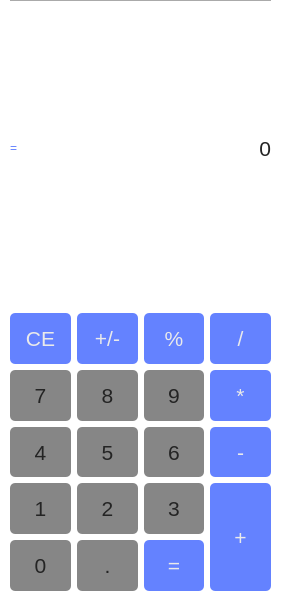
GAD2312/testtask, file mainwindow.ui: the form before one commit.
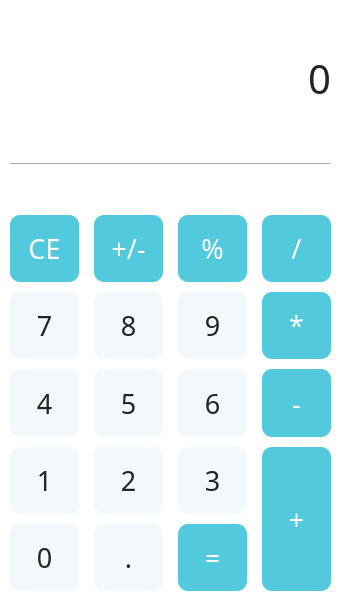
The form after the commit.

What changed in the file:
```diff
--- a/mainwindow.ui
+++ b/mainwindow.ui
@@ -6,8 +6,8 @@
    <rect>
     <x>0</x>
     <y>0</y>
-    <width>282</width>
-    <height>602</height>
+    <width>346</width>
+    <height>600</height>
    </rect>
   </property>
   <property name="windowTitle">
@@ -25,7 +25,7 @@
      <rect>
       <x>10</x>
       <y>0</y>
-      <width>261</width>
+      <width>321</width>
       <height>591</height>
      </rect>
     </property>
@@ -35,49 +35,88 @@
       <verstretch>0</verstretch>
      </sizepolicy>
     </property>
-    <layout class="QVBoxLayout" name="verticalLayout">
+    <layout class="QVBoxLayout" name="verticalLayout" stretch="25,0,15,60">
      <item>
-      <widget class="Line" name="line">
-       <property name="orientation">
-        <enum>Qt::Horizontal</enum>
+      <layout class="QHBoxLayout" name="horizontalLayout" stretch="1,9">
+       <property name="spacing">
+        <number>10</number>
        </property>
-      </widget>
-     </item>
-     <item>
-      <layout class="QHBoxLayout" name="horizontalLayout">
        <item>
         <widget class="QLabel" name="label_3">
          <property name="sizePolicy">
-          <sizepolicy hsizetype="Maximum" vsizetype="Preferred">
+          <sizepolicy hsizetype="Minimum" vsizetype="Maximum">
            <horstretch>0</horstretch>
            <verstretch>0</verstretch>
           </sizepolicy>
          </property>
+         <property name="maximumSize">
+          <size>
+           <width>16777215</width>
+           <height>227</height>
+          </size>
+         </property>
+         <property name="font">
+          <font>
+           <family>Bahnschrift</family>
+           <pointsize>30</pointsize>
+           <italic>false</italic>
+           <bold>false</bold>
+          </font>
+         </property>
+         <property name="focusPolicy">
+          <enum>Qt::NoFocus</enum>
+         </property>
          <property name="styleSheet">
-          <string notr="true">font: 16pt &quot;Segoe UI&quot;;
-color: rgb(100, 130, 255);
-</string>
+          <string notr="true">font: 30pt &quot;Bahnschrift&quot;;
+color: rgb(82,201,220);</string>
          </property>
          <property name="text">
-          <string>=</string>
+          <string/>
          </property>
         </widget>
        </item>
        <item>
         <widget class="QLabel" name="label">
+         <property name="enabled">
+          <bool>true</bool>
+         </property>
+         <property name="sizePolicy">
+          <sizepolicy hsizetype="Expanding" vsizetype="Maximum">
+           <horstretch>0</horstretch>
+           <verstretch>0</verstretch>
+          </sizepolicy>
+         </property>
+         <property name="minimumSize">
+          <size>
+           <width>20</width>
+           <height>60</height>
+          </size>
+         </property>
+         <property name="maximumSize">
+          <size>
+           <width>16777215</width>
+           <height>227</height>
+          </size>
+         </property>
          <property name="font">
           <font>
-           <family>Segoe UI</family>
-           <pointsize>16</pointsize>
+           <family>Bahnschrift</family>
+           <pointsize>30</pointsize>
            <italic>false</italic>
            <bold>false</bold>
           </font>
          </property>
+         <property name="focusPolicy">
+          <enum>Qt::NoFocus</enum>
+         </property>
          <property name="acceptDrops">
           <bool>false</bool>
          </property>
+         <property name="toolTipDuration">
+          <number>5</number>
+         </property>
          <property name="styleSheet">
-          <string notr="true">font: 16pt &quot;Segoe UI&quot;;
+          <string notr="true">font: 30pt &quot;Bahnschrift&quot;;
 color: rgb(36,36,36);</string>
          </property>
          <property name="text">
@@ -90,6 +129,25 @@
        </item>
       </layout>
      </item>
+     <item>
+      <widget class="Line" name="line">
+       <property name="toolTipDuration">
+        <number>1</number>
+       </property>
+       <property name="frameShadow">
+        <enum>QFrame::Sunken</enum>
+       </property>
+       <property name="lineWidth">
+        <number>1</number>
+       </property>
+       <property name="midLineWidth">
+        <number>0</number>
+       </property>
+       <property name="orientation">
+        <enum>Qt::Horizontal</enum>
+       </property>
+      </widget>
+     </item>
      <item>
       <widget class="QLabel" name="label_2">
        <property name="enabled">
@@ -101,6 +159,15 @@
          <verstretch>0</verstretch>
         </sizepolicy>
        </property>
+       <property name="maximumSize">
+        <size>
+         <width>16777215</width>
+         <height>37</height>
+        </size>
+       </property>
+       <property name="styleSheet">
+        <string notr="true">font: 15pt &quot;Bahnschrift&quot;;</string>
+       </property>
        <property name="text">
         <string/>
        </property>
@@ -108,8 +175,49 @@
      </item>
      <item>
       <layout class="QGridLayout" name="gridLayout">
+       <property name="horizontalSpacing">
+        <number>15</number>
+       </property>
+       <property name="verticalSpacing">
+        <number>10</number>
+       </property>
+       <item row="3" column="2">
+        <widget class="QPushButton" name="pushButton_3">
+         <property name="sizePolicy">
+          <sizepolicy hsizetype="Minimum" vsizetype="Minimum">
+           <horstretch>0</horstretch>
+           <verstretch>0</verstretch>
+          </sizepolicy>
+         </property>
+         <property name="font">
+          <font>
+           <family>Bahnschrift</family>
+           <pointsize>20</pointsize>
+           <italic>false</italic>
+           <bold>false</bold>
+          </font>
+         </property>
+         <property name="styleSheet">
+          <string notr="true">QPushButton
+{
+border: none;
+color:rgb(36, 36, 36);
+	background-color: rgb(242, 248, 252);
+	
+	font: 20pt &quot;Bahnschrift&quot;;
+border-radius: 10px;
+}</string>
+         </property>
+         <property name="text">
+          <string>3</string>
+         </property>
+        </widget>
+       </item>
        <item row="2" column="2">
         <widget class="QPushButton" name="pushButton_6">
+         <property name="enabled">
+          <bool>true</bool>
+         </property>
          <property name="sizePolicy">
           <sizepolicy hsizetype="Minimum" vsizetype="Minimum">
            <horstretch>0</horstretch>
@@ -118,8 +226,8 @@
          </property>
          <property name="font">
           <font>
-           <family>Segoe UI</family>
-           <pointsize>16</pointsize>
+           <family>Bahnschrift</family>
+           <pointsize>20</pointsize>
            <italic>false</italic>
            <bold>false</bold>
           </font>
@@ -129,18 +237,25 @@
 {
 border: none;
 color:rgb(36, 36, 36);
-	background-color: rgb(134, 134, 134);
-font: 16pt &quot;Segoe UI&quot;;
-border-radius: 5px;
+	background-color: rgb(242, 248, 252);
+	
+	font: 20pt &quot;Bahnschrift&quot;;
+border-radius: 10px;
 }</string>
          </property>
          <property name="text">
           <string>6</string>
          </property>
+         <property name="iconSize">
+          <size>
+           <width>20</width>
+           <height>20</height>
+          </size>
+         </property>
         </widget>
        </item>
-       <item row="0" column="3">
-        <widget class="QPushButton" name="pushButton_divide">
+       <item row="3" column="0">
+        <widget class="QPushButton" name="pushButton_1">
          <property name="sizePolicy">
           <sizepolicy hsizetype="Minimum" vsizetype="Minimum">
            <horstretch>0</horstretch>
@@ -149,8 +264,8 @@
          </property>
          <property name="font">
           <font>
-           <family>Segoe UI</family>
-           <pointsize>16</pointsize>
+           <family>Bahnschrift</family>
+           <pointsize>20</pointsize>
            <italic>false</italic>
            <bold>false</bold>
           </font>
@@ -159,19 +274,223 @@
           <string notr="true">QPushButton
 {
 border: none;
-color:rgb(234, 234, 234);
-	background-color: rgb(100, 130, 255);
-font: 16pt &quot;Segoe UI&quot;;
-border-radius: 5px;
+color:rgb(36, 36, 36);
+	background-color: rgb(242, 248, 252);
+	
+	font: 20pt &quot;Bahnschrift&quot;;
+border-radius: 10px;
 }</string>
          </property>
          <property name="text">
-          <string>/</string>
+          <string>1</string>
+         </property>
+        </widget>
+       </item>
+       <item row="1" column="0">
+        <widget class="QPushButton" name="pushButton_7">
+         <property name="enabled">
+          <bool>true</bool>
+         </property>
+         <property name="sizePolicy">
+          <sizepolicy hsizetype="Minimum" vsizetype="Minimum">
+           <horstretch>0</horstretch>
+           <verstretch>0</verstretch>
+          </sizepolicy>
+         </property>
+         <property name="font">
+          <font>
+           <family>Bahnschrift</family>
+           <pointsize>20</pointsize>
+           <italic>false</italic>
+           <bold>false</bold>
+          </font>
+         </property>
+         <property name="styleSheet">
+          <string notr="true">QPushButton
+{
+border: none;
+color:rgb(36, 36, 36);
+	background-color: rgb(242, 248, 252);
+	
+	font: 20pt &quot;Bahnschrift&quot;;
+border-radius: 10px;
+}</string>
+         </property>
+         <property name="text">
+          <string>7</string>
+         </property>
+         <property name="iconSize">
+          <size>
+           <width>20</width>
+           <height>20</height>
+          </size>
+         </property>
+        </widget>
+       </item>
+       <item row="1" column="1">
+        <widget class="QPushButton" name="pushButton_8">
+         <property name="enabled">
+          <bool>true</bool>
+         </property>
+         <property name="sizePolicy">
+          <sizepolicy hsizetype="Minimum" vsizetype="Minimum">
+           <horstretch>0</horstretch>
+           <verstretch>0</verstretch>
+          </sizepolicy>
+         </property>
+         <property name="font">
+          <font>
+           <family>Bahnschrift</family>
+           <pointsize>20</pointsize>
+           <italic>false</italic>
+           <bold>false</bold>
+          </font>
+         </property>
+         <property name="styleSheet">
+          <string notr="true">QPushButton
+{
+border: none;
+color:rgb(36, 36, 36);
+	background-color: rgb(242, 248, 252);
+	
+	font: 20pt &quot;Bahnschrift&quot;;
+border-radius: 10px;
+}</string>
+         </property>
+         <property name="text">
+          <string>8</string>
+         </property>
+         <property name="iconSize">
+          <size>
+           <width>20</width>
+           <height>20</height>
+          </size>
+         </property>
+        </widget>
+       </item>
+       <item row="3" column="1">
+        <widget class="QPushButton" name="pushButton_2">
+         <property name="sizePolicy">
+          <sizepolicy hsizetype="Minimum" vsizetype="Minimum">
+           <horstretch>0</horstretch>
+           <verstretch>0</verstretch>
+          </sizepolicy>
+         </property>
+         <property name="font">
+          <font>
+           <family>Bahnschrift</family>
+           <pointsize>20</pointsize>
+           <italic>false</italic>
+           <bold>false</bold>
+          </font>
+         </property>
+         <property name="styleSheet">
+          <string notr="true">QPushButton
+{
+border: none;
+color:rgb(36, 36, 36);
+	background-color: rgb(242, 248, 252);
+	
+	font: 20pt &quot;Bahnschrift&quot;;
+border-radius: 10px;
+}</string>
+         </property>
+         <property name="text">
+          <string>2</string>
+         </property>
+        </widget>
+       </item>
+       <item row="2" column="3">
+        <widget class="QPushButton" name="pushButton_minus">
+         <property name="enabled">
+          <bool>true</bool>
+         </property>
+         <property name="sizePolicy">
+          <sizepolicy hsizetype="Minimum" vsizetype="Minimum">
+           <horstretch>0</horstretch>
+           <verstretch>0</verstretch>
+          </sizepolicy>
+         </property>
+         <property name="font">
+          <font>
+           <family>Bahnschrift</family>
+           <pointsize>20</pointsize>
+           <italic>false</italic>
+           <bold>false</bold>
+          </font>
+         </property>
+         <property name="styleSheet">
+          <string notr="true">QPushButton
+{
+border: none;
+color:rgb(255, 255, 255);
+	background-color: rgb(82,201,220);
+	font: 20pt &quot;Bahnschrift&quot;;
+border-radius: 10px;
+}</string>
+         </property>
+         <property name="text">
+          <string>-</string>
+         </property>
+         <property name="iconSize">
+          <size>
+           <width>20</width>
+           <height>10</height>
+          </size>
+         </property>
+        </widget>
+       </item>
+       <item row="0" column="2">
+        <widget class="QPushButton" name="pushButton_percent">
+         <property name="enabled">
+          <bool>true</bool>
+         </property>
+         <property name="sizePolicy">
+          <sizepolicy hsizetype="Minimum" vsizetype="Minimum">
+           <horstretch>0</horstretch>
+           <verstretch>0</verstretch>
+          </sizepolicy>
+         </property>
+         <property name="baseSize">
+          <size>
+           <width>0</width>
+           <height>0</height>
+          </size>
+         </property>
+         <property name="font">
+          <font>
+           <family>Bahnschrift</family>
+           <pointsize>20</pointsize>
+           <italic>false</italic>
+           <bold>false</bold>
+          </font>
+         </property>
+         <property name="styleSheet">
+          <string notr="true">QPushButton
+{
+border: none;
+color:rgb(255, 255, 255);
+	background-color: rgb(82,201,220);
+	font: 20pt &quot;Bahnschrift&quot;;
+border-radius: 10px;
+}</string>
+         </property>
+         <property name="text">
+          <string>%</string>
+         </property>
+         <property name="iconSize">
+          <size>
+           <width>20</width>
+           <height>10</height>
+          </size>
          </property>
         </widget>
        </item>
        <item row="4" column="1">
         <widget class="QPushButton" name="pushButton_dot">
+         <property name="enabled">
+          <bool>true</bool>
+         </property>
          <property name="sizePolicy">
           <sizepolicy hsizetype="Minimum" vsizetype="Minimum">
            <horstretch>0</horstretch>
@@ -180,8 +499,8 @@
          </property>
          <property name="font">
           <font>
-           <family>Segoe UI</family>
-           <pointsize>16</pointsize>
+           <family>Bahnschrift</family>
+           <pointsize>20</pointsize>
            <italic>false</italic>
            <bold>false</bold>
           </font>
@@ -191,80 +510,28 @@
 {
 border: none;
 color:rgb(36, 36, 36);
-	background-color: rgb(134, 134, 134);
-font: 16pt &quot;Segoe UI&quot;;
-border-radius: 5px;
+	background-color: rgb(242, 248, 252);
+	
+	font: 20pt &quot;Bahnschrift&quot;;
+border-radius: 10px;
 }</string>
          </property>
          <property name="text">
           <string>.</string>
          </property>
-        </widget>
-       </item>
-       <item row="2" column="1">
-        <widget class="QPushButton" name="pushButton_5">
-         <property name="sizePolicy">
-          <sizepolicy hsizetype="Minimum" vsizetype="Minimum">
-           <horstretch>0</horstretch>
-           <verstretch>0</verstretch>
-          </sizepolicy>
-         </property>
-         <property name="font">
-          <font>
-           <family>Segoe UI</family>
-           <pointsize>16</pointsize>
-           <italic>false</italic>
-           <bold>false</bold>
-          </font>
-         </property>
-         <property name="styleSheet">
-          <string notr="true">QPushButton
-{
-border: none;
-color:rgb(36, 36, 36);
-	background-color: rgb(134, 134, 134);
-font: 16pt &quot;Segoe UI&quot;;
-border-radius: 5px;
-}</string>
-         </property>
-         <property name="text">
-          <string>5</string>
-         </property>
-        </widget>
-       </item>
-       <item row="3" column="2">
-        <widget class="QPushButton" name="pushButton_3">
-         <property name="sizePolicy">
-          <sizepolicy hsizetype="Minimum" vsizetype="Minimum">
-           <horstretch>0</horstretch>
-           <verstretch>0</verstretch>
-          </sizepolicy>
-         </property>
-         <property name="font">
-          <font>
-           <family>Segoe UI</family>
-           <pointsize>16</pointsize>
-           <italic>false</italic>
-           <bold>false</bold>
-          </font>
-         </property>
-         <property name="styleSheet">
-          <string notr="true">QPushButton
-{
-border: none;
-color:rgb(36, 36, 36);
-	background-color: rgb(134, 134, 134);
-font: 16pt &quot;Segoe UI&quot;;
-border-radius: 5px;
-}</string>
-         </property>
-         <property name="text">
-          <string>3</string>
+         <property name="iconSize">
+          <size>
+           <width>20</width>
+           <height>20</height>
+          </size>
          </property>
         </widget>
        </item>
        <item row="3" column="3" rowspan="2">
         <widget class="QPushButton" name="pushButton_plus">
+         <property name="enabled">
+          <bool>true</bool>
+         </property>
          <property name="sizePolicy">
           <sizepolicy hsizetype="Minimum" vsizetype="Minimum">
            <horstretch>0</horstretch>
@@ -273,8 +540,8 @@
          </property>
          <property name="font">
           <font>
-           <family>Segoe UI</family>
-           <pointsize>16</pointsize>
+           <family>Bahnschrift</family>
+           <pointsize>20</pointsize>
            <italic>false</italic>
            <bold>false</bold>
           </font>
@@ -283,19 +550,28 @@
           <string notr="true">QPushButton
 {
 border: none;
-color:rgb(234, 234, 234);
-	background-color: rgb(100, 130, 255);
-font: 16pt &quot;Segoe UI&quot;;
-border-radius: 5px;
+color:rgb(255, 255, 255);
+	background-color: rgb(82,201,220);
+	font: 20pt &quot;Bahnschrift&quot;;
+border-radius: 10px;
 }</string>
          </property>
          <property name="text">
           <string>+</string>
          </property>
+         <property name="iconSize">
+          <size>
+           <width>20</width>
+           <height>10</height>
+          </size>
+         </property>
         </widget>
        </item>
        <item row="4" column="0">
         <widget class="QPushButton" name="pushButton_0">
+         <property name="enabled">
+          <bool>true</bool>
+         </property>
          <property name="sizePolicy">
           <sizepolicy hsizetype="Minimum" vsizetype="Minimum">
            <horstretch>0</horstretch>
@@ -304,8 +580,8 @@
          </property>
          <property name="font">
           <font>
-           <family>Segoe UI</family>
-           <pointsize>16</pointsize>
+           <family>Bahnschrift</family>
+           <pointsize>20</pointsize>
            <italic>false</italic>
            <bold>false</bold>
           </font>
@@ -315,49 +591,28 @@
 {
 border: none;
 color:rgb(36, 36, 36);
-	background-color: rgb(134, 134, 134);
-font: 16pt &quot;Segoe UI&quot;;
-border-radius: 5px;
+	background-color: rgb(242, 248, 252);
+	
+	font: 20pt &quot;Bahnschrift&quot;;
+border-radius: 10px;
 }</string>
          </property>
          <property name="text">
           <string>0</string>
          </property>
-        </widget>
-       </item>
-       <item row="4" column="2">
-        <widget class="QPushButton" name="pushButton_isEqualTo">
-         <property name="sizePolicy">
-          <sizepolicy hsizetype="Minimum" vsizetype="Minimum">
-           <horstretch>0</horstretch>
-           <verstretch>0</verstretch>
-          </sizepolicy>
-         </property>
-         <property name="font">
-          <font>
-           <family>Segoe UI</family>
-           <pointsize>16</pointsize>
-           <italic>false</italic>
-           <bold>false</bold>
-          </font>
-         </property>
-         <property name="styleSheet">
-          <string notr="true">QPushButton
-{
-border: none;
-color:rgb(234, 234, 234);
-	background-color: rgb(100, 130, 255);
-font: 16pt &quot;Segoe UI&quot;;
-border-radius: 5px;
-}</string>
-         </property>
-         <property name="text">
-          <string>=</string>
+         <property name="iconSize">
+          <size>
+           <width>18</width>
+           <height>20</height>
+          </size>
          </property>
         </widget>
        </item>
        <item row="0" column="1">
         <widget class="QPushButton" name="pushButton_plusMinus">
+         <property name="enabled">
+          <bool>true</bool>
+         </property>
          <property name="sizePolicy">
           <sizepolicy hsizetype="Minimum" vsizetype="Minimum">
            <horstretch>0</horstretch>
@@ -366,8 +621,8 @@
          </property>
          <property name="font">
           <font>
-           <family>Segoe UI</family>
-           <pointsize>16</pointsize>
+           <family>Bahnschrift</family>
+           <pointsize>20</pointsize>
            <italic>false</italic>
            <bold>false</bold>
           </font>
@@ -376,19 +631,28 @@
           <string notr="true">QPushButton
 {
 border: none;
-color:rgb(234, 234, 234);
-	background-color: rgb(100, 130, 255);
-font: 16pt &quot;Segoe UI&quot;;
-border-radius: 5px;
+color:rgb(255, 255, 255);
+	background-color: rgb(82,201,220);
+	font: 20pt &quot;Bahnschrift&quot;;
+border-radius: 10px;
 }</string>
          </property>
          <property name="text">
           <string>+/-</string>
          </property>
+         <property name="iconSize">
+          <size>
+           <width>20</width>
+           <height>10</height>
+          </size>
+         </property>
         </widget>
        </item>
        <item row="2" column="0">
         <widget class="QPushButton" name="pushButton_4">
+         <property name="enabled">
+          <bool>true</bool>
+         </property>
          <property name="sizePolicy">
           <sizepolicy hsizetype="Minimum" vsizetype="Minimum">
            <horstretch>0</horstretch>
@@ -397,8 +661,8 @@
          </property>
          <property name="font">
           <font>
-           <family>Segoe UI</family>
-           <pointsize>16</pointsize>
+           <family>Bahnschrift</family>
+           <pointsize>20</pointsize>
            <italic>false</italic>
            <bold>false</bold>
           </font>
@@ -408,80 +672,28 @@
 {
 border: none;
 color:rgb(36, 36, 36);
-	background-color: rgb(134, 134, 134);
-font: 16pt &quot;Segoe UI&quot;;
-border-radius: 5px;
+	background-color: rgb(242, 248, 252);
+	
+	font: 20pt &quot;Bahnschrift&quot;;
+border-radius: 10px;
 }</string>
          </property>
          <property name="text">
           <string>4</string>
          </property>
-        </widget>
-       </item>
-       <item row="3" column="1">
-        <widget class="QPushButton" name="pushButton_2">
-         <property name="sizePolicy">
-          <sizepolicy hsizetype="Minimum" vsizetype="Minimum">
-           <horstretch>0</horstretch>
-           <verstretch>0</verstretch>
-          </sizepolicy>
+         <property name="iconSize">
+          <size>
+           <width>20</width>
+           <height>20</height>
+          </size>
          </property>
-         <property name="font">
-          <font>
-           <family>Segoe UI</family>
-           <pointsize>16</pointsize>
-           <italic>false</italic>
-           <bold>false</bold>
-          </font>
-         </property>
-         <property name="styleSheet">
-          <string notr="true">QPushButton
-{
-border: none;
-color:rgb(36, 36, 36);
-	background-color: rgb(134, 134, 134);
-font: 16pt &quot;Segoe UI&quot;;
-border-radius: 5px;
-}</string>
-         </property>
-         <property name="text">
-          <string>2</string>
-         </property>
         </widget>
        </item>
-       <item row="2" column="3">
-        <widget class="QPushButton" name="pushButton_minus">
-         <property name="sizePolicy">
-          <sizepolicy hsizetype="Minimum" vsizetype="Minimum">
-           <horstretch>0</horstretch>
-           <verstretch>0</verstretch>
-          </sizepolicy>
+       <item row="4" column="2">
+        <widget class="QPushButton" name="pushButton_isEqualTo">
+         <property name="enabled">
+          <bool>true</bool>
          </property>
-         <property name="font">
-          <font>
-           <family>Segoe UI</family>
-           <pointsize>16</pointsize>
-           <italic>false</italic>
-           <bold>false</bold>
-          </font>
-         </property>
-         <property name="styleSheet">
-          <string notr="true">QPushButton
-{
-border: none;
-color:rgb(234, 234, 234);
-	background-color: rgb(100, 130, 255);
-font: 16pt &quot;Segoe UI&quot;;
-border-radius: 5px;
-}</string>
-         </property>
-         <property name="text">
-          <string>-</string>
-         </property>
-        </widget>
-       </item>
-       <item row="1" column="0">
-        <widget class="QPushButton" name="pushButton_7">
          <property name="sizePolicy">
           <sizepolicy hsizetype="Minimum" vsizetype="Minimum">
            <horstretch>0</horstretch>
@@ -490,8 +702,8 @@
          </property>
          <property name="font">
           <font>
-           <family>Segoe UI</family>
-           <pointsize>16</pointsize>
+           <family>Bahnschrift</family>
+           <pointsize>20</pointsize>
            <italic>false</italic>
            <bold>false</bold>
           </font>
@@ -500,50 +712,28 @@
           <string notr="true">QPushButton
 {
 border: none;
-color:rgb(36, 36, 36);
-	background-color: rgb(134, 134, 134);
-font: 16pt &quot;Segoe UI&quot;;
-border-radius: 5px;
+color:rgb(255, 255, 255);
+	background-color: rgb(82,201,220);
+	font: 20pt &quot;Bahnschrift&quot;;
+border-radius: 10px;
 }</string>
          </property>
          <property name="text">
-          <string>7</string>
+          <string>=</string>
          </property>
-        </widget>
-       </item>
-       <item row="3" column="0">
-        <widget class="QPushButton" name="pushButton_1">
-         <property name="sizePolicy">
-          <sizepolicy hsizetype="Minimum" vsizetype="Minimum">
-           <horstretch>0</horstretch>
-           <verstretch>0</verstretch>
-          </sizepolicy>
-         </property>
-         <property name="font">
-          <font>
-           <family>Segoe UI</family>
-           <pointsize>16</pointsize>
-           <italic>false</italic>
-           <bold>false</bold>
-          </font>
-         </property>
-         <property name="styleSheet">
-          <string notr="true">QPushButton
-{
-border: none;
-color:rgb(36, 36, 36);
-	background-color: rgb(134, 134, 134);
-font: 16pt &quot;Segoe UI&quot;;
-border-radius: 5px;
-}</string>
-         </property>
-         <property name="text">
-          <string>1</string>
+         <property name="iconSize">
+          <size>
+           <width>20</width>
+           <height>10</height>
+          </size>
          </property>
         </widget>
        </item>
        <item row="1" column="3">
         <widget class="QPushButton" name="pushButton_multiply">
+         <property name="enabled">
+          <bool>true</bool>
+         </property>
          <property name="sizePolicy">
           <sizepolicy hsizetype="Minimum" vsizetype="Minimum">
            <horstretch>0</horstretch>
@@ -552,8 +742,8 @@
          </property>
          <property name="font">
           <font>
-           <family>Segoe UI</family>
-           <pointsize>16</pointsize>
+           <family>Bahnschrift</family>
+           <pointsize>20</pointsize>
            <italic>false</italic>
            <bold>false</bold>
           </font>
@@ -562,19 +752,28 @@
           <string notr="true">QPushButton
 {
 border: none;
-color:rgb(234, 234, 234);
-	background-color: rgb(100, 130, 255);
-font: 16pt &quot;Segoe UI&quot;;
-border-radius: 5px;
+color:rgb(255, 255, 255);
+	background-color: rgb(82,201,220);
+	font: 20pt &quot;Bahnschrift&quot;;
+border-radius: 10px;
 }</string>
          </property>
          <property name="text">
           <string>*</string>
          </property>
+         <property name="iconSize">
+          <size>
+           <width>20</width>
+           <height>10</height>
+          </size>
+         </property>
         </widget>
        </item>
-       <item row="1" column="1">
-        <widget class="QPushButton" name="pushButton_8">
+       <item row="2" column="1">
+        <widget class="QPushButton" name="pushButton_5">
+         <property name="enabled">
+          <bool>true</bool>
+         </property>
          <property name="sizePolicy">
           <sizepolicy hsizetype="Minimum" vsizetype="Minimum">
            <horstretch>0</horstretch>
@@ -583,8 +782,8 @@
          </property>
          <property name="font">
           <font>
-           <family>Segoe UI</family>
-           <pointsize>16</pointsize>
+           <family>Bahnschrift</family>
+           <pointsize>20</pointsize>
            <italic>false</italic>
            <bold>false</bold>
           </font>
@@ -594,18 +793,28 @@
 {
 border: none;
 color:rgb(36, 36, 36);
-	background-color: rgb(134, 134, 134);
-font: 16pt &quot;Segoe UI&quot;;
-border-radius: 5px;
+	background-color: rgb(242, 248, 252);
+	
+	font: 20pt &quot;Bahnschrift&quot;;
+border-radius: 10px;
 }</string>
          </property>
          <property name="text">
-          <string>8</string>
+          <string>5</string>
+         </property>
+         <property name="iconSize">
+          <size>
+           <width>20</width>
+           <height>20</height>
+          </size>
          </property>
         </widget>
        </item>
        <item row="1" column="2">
         <widget class="QPushButton" name="pushButton_9">
+         <property name="enabled">
+          <bool>true</bool>
+         </property>
          <property name="sizePolicy">
           <sizepolicy hsizetype="Minimum" vsizetype="Minimum">
            <horstretch>0</horstretch>
@@ -614,8 +823,8 @@
          </property>
          <property name="font">
           <font>
-           <family>Segoe UI</family>
-           <pointsize>16</pointsize>
+           <family>Bahnschrift</family>
+           <pointsize>20</pointsize>
            <italic>false</italic>
            <bold>false</bold>
           </font>
@@ -625,18 +834,28 @@
 {
 border: none;
 color:rgb(36, 36, 36);
-	background-color: rgb(134, 134, 134);
-font: 16pt &quot;Segoe UI&quot;;
-border-radius: 5px;
+	background-color: rgb(242, 248, 252);
+	
+	font: 20pt &quot;Bahnschrift&quot;;
+border-radius: 10px;
 }</string>
          </property>
          <property name="text">
           <string>9</string>
          </property>
+         <property name="iconSize">
+          <size>
+           <width>20</width>
+           <height>20</height>
+          </size>
+         </property>
         </widget>
        </item>
-       <item row="0" column="2">
-        <widget class="QPushButton" name="pushButton_percent">
+       <item row="0" column="3">
+        <widget class="QPushButton" name="pushButton_divide">
+         <property name="enabled">
+          <bool>true</bool>
+         </property>
          <property name="sizePolicy">
           <sizepolicy hsizetype="Minimum" vsizetype="Minimum">
            <horstretch>0</horstretch>
@@ -645,8 +864,8 @@
          </property>
          <property name="font">
           <font>
-           <family>Segoe UI</family>
-           <pointsize>16</pointsize>
+           <family>Bahnschrift</family>
+           <pointsize>20</pointsize>
            <italic>false</italic>
            <bold>false</bold>
           </font>
@@ -655,19 +874,28 @@
           <string notr="true">QPushButton
 {
 border: none;
-color:rgb(234, 234, 234);
-	background-color: rgb(100, 130, 255);
-font: 16pt &quot;Segoe UI&quot;;
-border-radius: 5px;
+color:rgb(255, 255, 255);
+	background-color: rgb(82,201,220);
+	font: 20pt &quot;Bahnschrift&quot;;
+border-radius: 10px;
 }</string>
          </property>
          <property name="text">
-          <string>%</string>
+          <string>/</string>
+         </property>
+         <property name="iconSize">
+          <size>
+           <width>20</width>
+           <height>10</height>
+          </size>
          </property>
         </widget>
        </item>
        <item row="0" column="0">
         <widget class="QPushButton" name="pushButton_CE">
+         <property name="enabled">
+          <bool>true</bool>
+         </property>
          <property name="sizePolicy">
           <sizepolicy hsizetype="Minimum" vsizetype="Minimum">
            <horstretch>0</horstretch>
@@ -676,8 +904,8 @@
          </property>
          <property name="font">
           <font>
-           <family>Segoe UI</family>
-           <pointsize>16</pointsize>
+           <family>Bahnschrift</family>
+           <pointsize>20</pointsize>
            <italic>false</italic>
            <bold>false</bold>
           </font>
@@ -686,15 +914,21 @@
           <string notr="true">QPushButton
 {
 border: none;
-color:rgb(234, 234, 234);
-	background-color: rgb(100, 130, 255);
-font: 16pt &quot;Segoe UI&quot;;
-border-radius: 5px;
+color:rgb(255, 255, 255);
+	background-color: rgb(82,201,220);
+	font: 20pt &quot;Bahnschrift&quot;;
+border-radius: 10px;
 }</string>
          </property>
          <property name="text">
           <string>CE</string>
          </property>
+         <property name="iconSize">
+          <size>
+           <width>20</width>
+           <height>10</height>
+          </size>
+         </property>
         </widget>
        </item>
       </layout>
```
